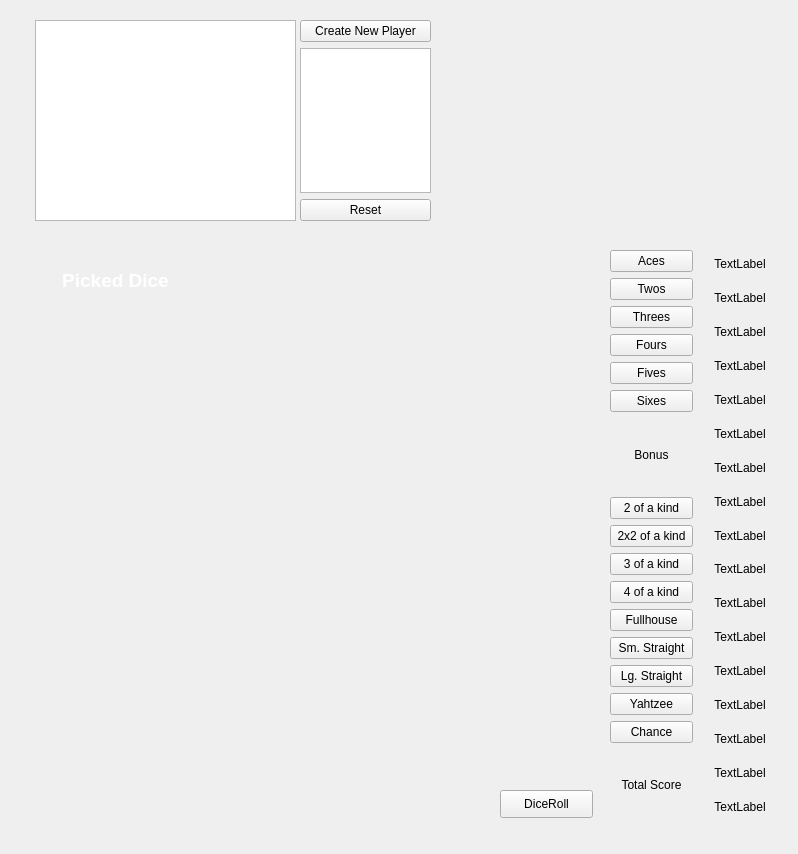
Above: GUI.ui from MoVo01/Kniffel before the change. Below: the same form after it.
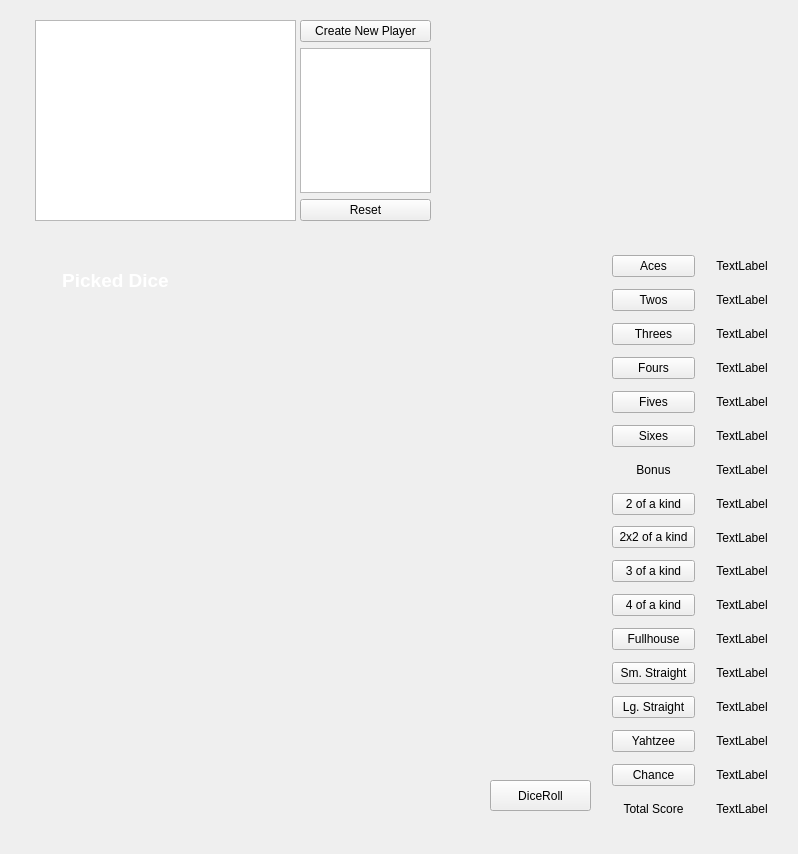
That is the form after the change. Custom widgets are drawn as their Qt base class.

```diff
--- a/GUI.ui
+++ b/GUI.ui
@@ -110,10 +110,10 @@
     <widget class="QPushButton" name="DiceRoll">
      <property name="geometry">
       <rect>
-       <x>470</x>
-       <y>540</y>
-       <width>93</width>
-       <height>28</height>
+       <x>460</x>
+       <y>530</y>
+       <width>101</width>
+       <height>31</height>
       </rect>
      </property>
      <property name="text">
@@ -184,18 +184,18 @@
      </property>
     </widget>
    </widget>
-   <widget class="QWidget" name="layoutWidget">
+   <widget class="QWidget" name="">
     <property name="geometry">
      <rect>
-      <x>590</x>
-      <y>10</y>
+      <x>592</x>
+      <y>12</y>
       <width>171</width>
       <height>571</height>
      </rect>
     </property>
-    <layout class="QHBoxLayout" name="horizontalLayout">
+    <layout class="QVBoxLayout" name="verticalLayout_2">
      <item>
-      <layout class="QVBoxLayout" name="verticalLayout_2">
+      <layout class="QHBoxLayout" name="horizontalLayout">
        <item>
         <widget class="QPushButton" name="pushButton">
          <property name="text">
@@ -204,6 +204,20 @@
         </widget>
        </item>
        <item>
+        <widget class="QLabel" name="AcesCount">
+         <property name="text">
+          <string>TextLabel</string>
+         </property>
+         <property name="alignment">
+          <set>Qt::AlignCenter</set>
+         </property>
+        </widget>
+       </item>
+      </layout>
+     </item>
+     <item>
+      <layout class="QHBoxLayout" name="horizontalLayout_2">
+       <item>
         <widget class="QPushButton" name="pushButton_2">
          <property name="text">
           <string>Twos</string>
@@ -211,6 +225,20 @@
         </widget>
        </item>
        <item>
+        <widget class="QLabel" name="TwosCount">
+         <property name="text">
+          <string>TextLabel</string>
+         </property>
+         <property name="alignment">
+          <set>Qt::AlignCenter</set>
+         </property>
+        </widget>
+       </item>
+      </layout>
+     </item>
+     <item>
+      <layout class="QHBoxLayout" name="horizontalLayout_3">
+       <item>
         <widget class="QPushButton" name="pushButton_3">
          <property name="text">
           <string>Threes</string>
@@ -218,6 +246,20 @@
         </widget>
        </item>
        <item>
+        <widget class="QLabel" name="ThreesCount">
+         <property name="text">
+          <string>TextLabel</string>
+         </property>
+         <property name="alignment">
+          <set>Qt::AlignCenter</set>
+         </property>
+        </widget>
+       </item>
+      </layout>
+     </item>
+     <item>
+      <layout class="QHBoxLayout" name="horizontalLayout_4">
+       <item>
         <widget class="QPushButton" name="pushButton_4">
          <property name="text">
           <string>Fours</string>
@@ -225,6 +267,20 @@
         </widget>
        </item>
        <item>
+        <widget class="QLabel" name="FoursCount">
+         <property name="text">
+          <string>TextLabel</string>
+         </property>
+         <property name="alignment">
+          <set>Qt::AlignCenter</set>
+         </property>
+        </widget>
+       </item>
+      </layout>
+     </item>
+     <item>
+      <layout class="QHBoxLayout" name="horizontalLayout_6">
+       <item>
         <widget class="QPushButton" name="pushButton_5">
          <property name="text">
           <string>Fives</string>
@@ -232,6 +288,20 @@
         </widget>
        </item>
        <item>
+        <widget class="QLabel" name="FivesCount">
+         <property name="text">
+          <string>TextLabel</string>
+         </property>
+         <property name="alignment">
+          <set>Qt::AlignCenter</set>
+         </property>
+        </widget>
+       </item>
+      </layout>
+     </item>
+     <item>
+      <layout class="QHBoxLayout" name="horizontalLayout_7">
+       <item>
         <widget class="QPushButton" name="pushButton_6">
          <property name="text">
           <string>Sixes</string>
@@ -239,6 +309,20 @@
         </widget>
        </item>
        <item>
+        <widget class="QLabel" name="SixesCount">
+         <property name="text">
+          <string>TextLabel</string>
+         </property>
+         <property name="alignment">
+          <set>Qt::AlignCenter</set>
+         </property>
+        </widget>
+       </item>
+      </layout>
+     </item>
+     <item>
+      <layout class="QHBoxLayout" name="horizontalLayout_8">
+       <item>
         <widget class="QLabel" name="label_3">
          <property name="text">
           <string>Bonus</string>
@@ -249,6 +333,20 @@
         </widget>
        </item>
        <item>
+        <widget class="QLabel" name="BonusCheck">
+         <property name="text">
+          <string>TextLabel</string>
+         </property>
+         <property name="alignment">
+          <set>Qt::AlignCenter</set>
+         </property>
+        </widget>
+       </item>
+      </layout>
+     </item>
+     <item>
+      <layout class="QHBoxLayout" name="horizontalLayout_9">
+       <item>
         <widget class="QPushButton" name="pushButton_7">
          <property name="text">
           <string>2 of a kind</string>
@@ -256,6 +354,20 @@
         </widget>
        </item>
        <item>
+        <widget class="QLabel" name="TwoOfAKind">
+         <property name="text">
+          <string>TextLabel</string>
+         </property>
+         <property name="alignment">
+          <set>Qt::AlignCenter</set>
+         </property>
+        </widget>
+       </item>
+      </layout>
+     </item>
+     <item>
+      <layout class="QHBoxLayout" name="horizontalLayout_10">
+       <item>
         <widget class="QPushButton" name="pushButton_8">
          <property name="text">
           <string>2x2 of a kind</string>
@@ -263,6 +375,20 @@
         </widget>
        </item>
        <item>
+        <widget class="QLabel" name="TwoXTwoOfAKind">
+         <property name="text">
+          <string>TextLabel</string>
+         </property>
+         <property name="alignment">
+          <set>Qt::AlignCenter</set>
+         </property>
+        </widget>
+       </item>
+      </layout>
+     </item>
+     <item>
+      <layout class="QHBoxLayout" name="horizontalLayout_11">
+       <item>
         <widget class="QPushButton" name="pushButton_9">
          <property name="text">
           <string>3 of a kind</string>
@@ -270,6 +396,20 @@
         </widget>
        </item>
        <item>
+        <widget class="QLabel" name="ThreeOfAKind">
+         <property name="text">
+          <string>TextLabel</string>
+         </property>
+         <property name="alignment">
+          <set>Qt::AlignCenter</set>
+         </property>
+        </widget>
+       </item>
+      </layout>
+     </item>
+     <item>
+      <layout class="QHBoxLayout" name="horizontalLayout_12">
+       <item>
         <widget class="QPushButton" name="pushButton_10">
          <property name="text">
           <string>4 of a kind</string>
@@ -277,6 +417,20 @@
         </widget>
        </item>
        <item>
+        <widget class="QLabel" name="FourOfAKind">
+         <property name="text">
+          <string>TextLabel</string>
+         </property>
+         <property name="alignment">
+          <set>Qt::AlignCenter</set>
+         </property>
+        </widget>
+       </item>
+      </layout>
+     </item>
+     <item>
+      <layout class="QHBoxLayout" name="horizontalLayout_13">
+       <item>
         <widget class="QPushButton" name="pushButton_11">
          <property name="text">
           <string>Fullhouse</string>
@@ -284,6 +438,20 @@
         </widget>
        </item>
        <item>
+        <widget class="QLabel" name="Fullhouse">
+         <property name="text">
+          <string>TextLabel</string>
+         </property>
+         <property name="alignment">
+          <set>Qt::AlignCenter</set>
+         </property>
+        </widget>
+       </item>
+      </layout>
+     </item>
+     <item>
+      <layout class="QHBoxLayout" name="horizontalLayout_14">
+       <item>
         <widget class="QPushButton" name="pushButton_12">
          <property name="text">
           <string>Sm. Straight</string>
@@ -291,6 +459,20 @@
         </widget>
        </item>
        <item>
+        <widget class="QLabel" name="SmStraight">
+         <property name="text">
+          <string>TextLabel</string>
+         </property>
+         <property name="alignment">
+          <set>Qt::AlignCenter</set>
+         </property>
+        </widget>
+       </item>
+      </layout>
+     </item>
+     <item>
+      <layout class="QHBoxLayout" name="horizontalLayout_15">
+       <item>
         <widget class="QPushButton" name="pushButton_13">
          <property name="text">
           <string>Lg. Straight</string>
@@ -298,6 +480,20 @@
         </widget>
        </item>
        <item>
+        <widget class="QLabel" name="LgStraight">
+         <property name="text">
+          <string>TextLabel</string>
+         </property>
+         <property name="alignment">
+          <set>Qt::AlignCenter</set>
+         </property>
+        </widget>
+       </item>
+      </layout>
+     </item>
+     <item>
+      <layout class="QHBoxLayout" name="horizontalLayout_16">
+       <item>
         <widget class="QPushButton" name="pushButton_14">
          <property name="text">
           <string>Yahtzee</string>
@@ -305,6 +501,20 @@
         </widget>
        </item>
        <item>
+        <widget class="QLabel" name="Kniffel">
+         <property name="text">
+          <string>TextLabel</string>
+         </property>
+         <property name="alignment">
+          <set>Qt::AlignCenter</set>
+         </property>
+        </widget>
+       </item>
+      </layout>
+     </item>
+     <item>
+      <layout class="QHBoxLayout" name="horizontalLayout_17">
+       <item>
         <widget class="QPushButton" name="pushButton_15">
          <property name="text">
           <string>Chance</string>
@@ -312,6 +522,20 @@
         </widget>
        </item>
        <item>
+        <widget class="QLabel" name="Chance">
+         <property name="text">
+          <string>TextLabel</string>
+         </property>
+         <property name="alignment">
+          <set>Qt::AlignCenter</set>
+         </property>
+        </widget>
+       </item>
+      </layout>
+     </item>
+     <item>
+      <layout class="QHBoxLayout" name="horizontalLayout_5">
+       <item>
         <widget class="QLabel" name="label_5">
          <property name="text">
           <string>Total Score</string>
@@ -321,172 +545,8 @@
          </property>
         </widget>
        </item>
-      </layout>
-     </item>
-     <item>
-      <layout class="QVBoxLayout" name="verticalLayout_3">
        <item>
-        <widget class="QLabel" name="label">
-         <property name="text">
-          <string>TextLabel</string>
-         </property>
-         <property name="alignment">
-          <set>Qt::AlignCenter</set>
-         </property>
-        </widget>
-       </item>
-       <item>
-        <widget class="QLabel" name="label_2">
-         <property name="text">
-          <string>TextLabel</string>
-         </property>
-         <property name="alignment">
-          <set>Qt::AlignCenter</set>
-         </property>
-        </widget>
-       </item>
-       <item>
-        <widget class="QLabel" name="label_19">
-         <property name="text">
-          <string>TextLabel</string>
-         </property>
-         <property name="alignment">
-          <set>Qt::AlignCenter</set>
-         </property>
-        </widget>
-       </item>
-       <item>
-        <widget class="QLabel" name="label_18">
-         <property name="text">
-          <string>TextLabel</string>
-         </property>
-         <property name="alignment">
-          <set>Qt::AlignCenter</set>
-         </property>
-        </widget>
-       </item>
-       <item>
-        <widget class="QLabel" name="label_17">
-         <property name="text">
-          <string>TextLabel</string>
-         </property>
-         <property name="alignment">
-          <set>Qt::AlignCenter</set>
-         </property>
-        </widget>
-       </item>
-       <item>
-        <widget class="QLabel" name="label_16">
-         <property name="text">
-          <string>TextLabel</string>
-         </property>
-         <property name="alignment">
-          <set>Qt::AlignCenter</set>
-         </property>
-        </widget>
-       </item>
-       <item>
-        <widget class="QLabel" name="label_4">
-         <property name="text">
-          <string>TextLabel</string>
-         </property>
-         <property name="alignment">
-          <set>Qt::AlignCenter</set>
-         </property>
-        </widget>
-       </item>
-       <item>
-        <widget class="QLabel" name="label_7">
-         <property name="text">
-          <string>TextLabel</string>
-         </property>
-         <property name="alignment">
-          <set>Qt::AlignCenter</set>
-         </property>
-        </widget>
-       </item>
-       <item>
-        <widget class="QLabel" name="label_8">
-         <property name="text">
-          <string>TextLabel</string>
-         </property>
-         <property name="alignment">
-          <set>Qt::AlignCenter</set>
-         </property>
-        </widget>
-       </item>
-       <item>
-        <widget class="QLabel" name="label_9">
-         <property name="text">
-          <string>TextLabel</string>
-         </property>
-         <property name="alignment">
-          <set>Qt::AlignCenter</set>
-         </property>
-        </widget>
-       </item>
-       <item>
-        <widget class="QLabel" name="label_10">
-         <property name="text">
-          <string>TextLabel</string>
-         </property>
-         <property name="alignment">
-          <set>Qt::AlignCenter</set>
-         </property>
-        </widget>
-       </item>
-       <item>
-        <widget class="QLabel" name="label_11">
-         <property name="text">
-          <string>TextLabel</string>
-         </property>
-         <property name="alignment">
-          <set>Qt::AlignCenter</set>
-         </property>
-        </widget>
-       </item>
-       <item>
-        <widget class="QLabel" name="label_12">
-         <property name="text">
-          <string>TextLabel</string>
-         </property>
-         <property name="alignment">
-          <set>Qt::AlignCenter</set>
-         </property>
-        </widget>
-       </item>
-       <item>
-        <widget class="QLabel" name="label_13">
-         <property name="text">
-          <string>TextLabel</string>
-         </property>
-         <property name="alignment">
-          <set>Qt::AlignCenter</set>
-         </property>
-        </widget>
-       </item>
-       <item>
-        <widget class="QLabel" name="label_14">
-         <property name="text">
-          <string>TextLabel</string>
-         </property>
-         <property name="alignment">
-          <set>Qt::AlignCenter</set>
-         </property>
-        </widget>
-       </item>
-       <item>
-        <widget class="QLabel" name="label_15">
-         <property name="text">
-          <string>TextLabel</string>
-         </property>
-         <property name="alignment">
-          <set>Qt::AlignCenter</set>
-         </property>
-        </widget>
-       </item>
-       <item>
-        <widget class="QLabel" name="label_6">
+        <widget class="QLabel" name="TotalScore">
          <property name="text">
           <string>TextLabel</string>
          </property>
```
Left out of the diff: 33 changed lines with no effect on the pictures.
